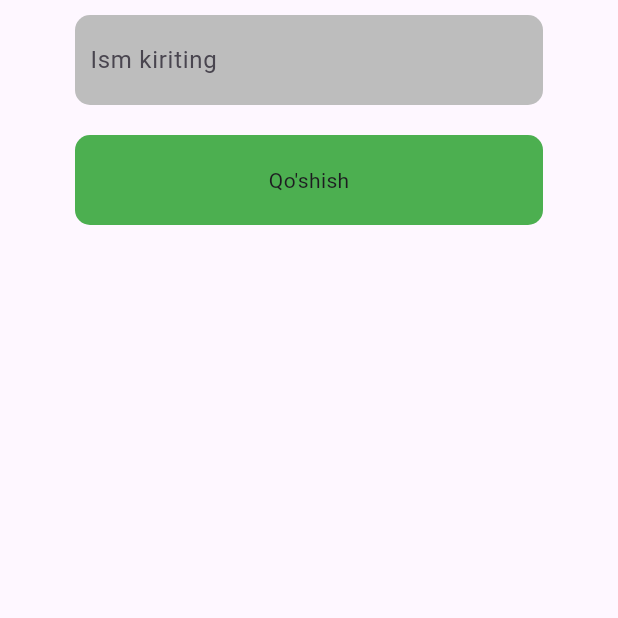
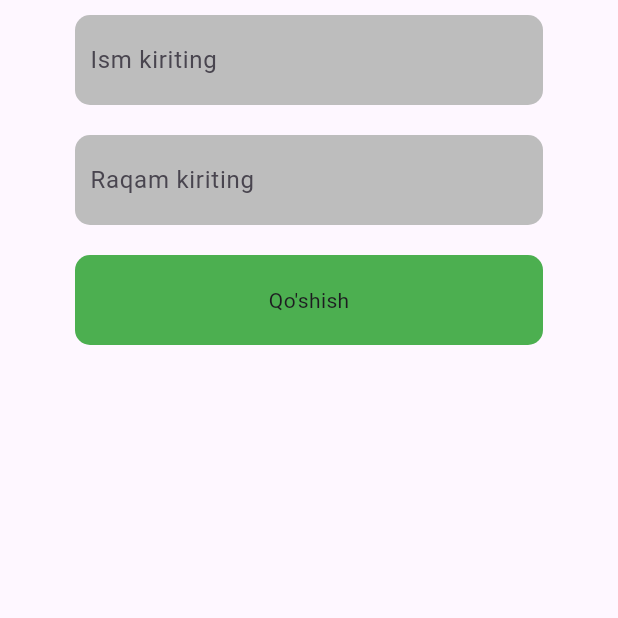
Before and after one commit to saidumarrahmonov6/listdan_malumot_oqish, a Flutter app: the screen it shows after launch, after a tap on the "add" icon, on a phone screen of 412 x 824 dp, the top half of it. Run offline on Flutter 3.47's test engine with Material 3 defaults, Android fonts, the phone set to English and light mode, and no system bars.

Commit message:
Yangilanish 2.2

```diff
--- a/lib/main.dart
+++ b/lib/main.dart
@@ -13,7 +13,8 @@ void main() {
 class MyApp extends StatefulWidget {
   final oquvchilarList;
   final ranglar;
-  const MyApp({super.key, this.oquvchilarList, this.ranglar,});
+  final raqam;
+  const MyApp({super.key, this.oquvchilarList, this.ranglar, this.raqam,});
 
   @override
   State<MyApp> createState() => _MyAppState();
@@ -21,20 +22,23 @@ class MyApp extends StatefulWidget {
 
 class _MyAppState extends State<MyApp> {
   TextEditingController edited = TextEditingController();
+  TextEditingController edited_number = TextEditingController();
   List<String> oquvchilar=[
-    "Alisher","Abror", "Nurmuhammad"
+    "Alisher"
   ];
   List<Color> ranglar = [
-    Colors.black,
-    Colors.black,
-    Colors.black,
+    Colors.black
+  ];
+  List<String> raqamlar = [
+    "901231212"
   ];
   @override
   void initState() {
     super.initState();
-    if(widget.oquvchilarList != null && widget.ranglar != null){
+    if(widget.oquvchilarList != null && widget.ranglar != null && widget.raqam != null){
       ranglar = widget.ranglar;
       oquvchilar = widget.oquvchilarList;
+      raqamlar = widget.raqam;
     }
   }
   @override
@@ -43,30 +47,19 @@ class _MyAppState extends State<MyApp> {
       body: ListView.builder(
         itemCount: oquvchilar.length,
         itemBuilder: (BuildContext context, int index) {
-          return Block(oquvchilar[index].length, index,);
-        },
-      ),
-      floatingActionButton: FloatingActionButton(
-        onPressed: (){
-          Navigator.push(context, MaterialPageRoute(builder: (_)=>AddApp(oquvchilar: oquvchilar, ranglar: ranglar,)));
-        },
-        child: Icon(Icons.add),
-      ),
-    );
-  }
-  Block(uzunligi, index ){
-    if(uzunligi < 8){
           return Container(
             margin: EdgeInsets.all(10),
             alignment: Alignment.center,
             width: 100,
-        height: 80,
+            height: 100,
             decoration: BoxDecoration(
                 color: Colors.blue, borderRadius: BorderRadius.circular(15)),
             child: Row(
+              mainAxisAlignment: MainAxisAlignment.spaceBetween,
               children: [
-            SizedBox(width: 20,),
-            IconButton(
+                Padding(
+                  padding: const EdgeInsets.only(left: 10),
+                  child: IconButton(
                     onPressed: (){
                       setState(() {
                         if(ranglar[index] == Colors.black){
@@ -78,6 +71,9 @@ class _MyAppState extends State<MyApp> {
                     },
                     icon: Icon(Icons.star, size: 50, color: ranglar[index],),
                   ),
+                ),
+                Column(
+                  children: [
                     Expanded(
                       child: Text(
                         oquvchilar[index],
@@ -88,6 +84,22 @@ class _MyAppState extends State<MyApp> {
                             fontWeight: FontWeight.bold),
                       ),
                     ),
+                    Expanded(
+                      child: Text(
+                        raqamlar[index],
+                        textAlign: TextAlign.center,
+                        style: TextStyle(
+                            color: Colors.white,
+                            fontSize: 35,
+                            fontWeight: FontWeight.bold),
+                      ),
+                    ),
+                  ],
+                ),
+                Padding(
+                  padding: const EdgeInsets.only(right: 20),
+                  child: Row(
+                    children: [
                       InkWell(
                           onTap: (){
                             setState(() {
@@ -96,6 +108,8 @@ class _MyAppState extends State<MyApp> {
                                 actions: [
                                   TextButton(onPressed: (){
                                     oquvchilar.removeAt(index);
+                                    raqamlar.removeAt(index);
+                                    ranglar.removeAt(index);
                                     ScaffoldMessenger.of(context).showSnackBar(SnackBar(content: Text("Muvafaqiyatli o'chirildi")));
                                     Navigator.pop(context);
                                     setState(() {});
@@ -108,11 +122,12 @@ class _MyAppState extends State<MyApp> {
                             });
                           },
                           child: Icon(Icons.delete, size: 40,)),
-            SizedBox(width: 10,),
+                      SizedBox(width: 20,),
                       InkWell(
                           onTap: (){
                             setState(() {
                               edited = TextEditingController(text: oquvchilar[index]);
+                              edited_number = TextEditingController(text: raqamlar[index]);
                               showDialog(context: context, builder: (_)=> AlertDialog(
                                 title: Text("O'zgartirish"),
                                 actions: [
@@ -124,12 +139,23 @@ class _MyAppState extends State<MyApp> {
                                     ),
                                   ),
                                   SizedBox(height: 10,),
+                                  TextField(
+                                    controller: edited_number,
+                                    textAlign: TextAlign.center,
+                                    decoration: InputDecoration(
+                                      border: OutlineInputBorder(),
+                                    ),
+                                  ),
+                                  SizedBox(height: 10,),
                                   InkWell(
                                     onTap: (){
                                       setState(() {
+                                        if((int.parse(edited_number.text).toString().length == 9 || int.parse(edited_number.text).toString().length == 9) &&edited.text.length >= 3 && edited_number.text.length == 9 || edited_number.text.length == 13){
                                         oquvchilar[index] = edited.text;
+                                        raqamlar[index] = edited_number.text;
                                         Navigator.pop(context);
                                         edited.clear();
+                                        edited_number.clear();}
                                       });
                                     },
                                     child: Center(
@@ -150,119 +176,20 @@ class _MyAppState extends State<MyApp> {
                             });
                           },
                           child: Icon(Icons.edit, size: 40,)),
-            SizedBox(width: 20,)
                     ],
                   ),
-      );
-    } else{
-      return Container(
-        margin: EdgeInsets.all(10),
-        alignment: Alignment.center,
-        width: 100,
-        height: 110,
-        decoration: BoxDecoration(
-            color: Colors.blue, borderRadius: BorderRadius.circular(15)),
-        child: Column(
-          children: [
-            Expanded(
-              child: Text(
-                oquvchilar[index],
-                textAlign: TextAlign.center,
-                style: TextStyle(
-                    color: Colors.white,
-                    fontSize: 35,
-                    fontWeight: FontWeight.bold),
-              ),
-            ),
-            Row(
-              children: [
-                IconButton(
-                  onPressed: (){
-                    setState(() {
-                      if(ranglar[index] == Colors.black){
-                        ranglar[index] = Colors.yellow;
-                      } else if(ranglar[index] == Colors.yellow){
-                        ranglar[index] = Colors.black;
-                      }
-                    });
-                  },
-                  icon: Icon(Icons.star, size: 50, color: ranglar[index],),
-                ),
-                Expanded(
-                  child: Row(
-                    mainAxisAlignment: MainAxisAlignment.end,
-                    children: [
-                      InkWell(
-                          onTap: (){
-                            setState(() {
-                              showDialog(context: context, builder: (_)=>AlertDialog(
-                                title: Text("Rostdan ham o'chirasizmi"),
-                                actions: [
-                                  TextButton(onPressed: (){
-                                    oquvchilar.removeAt(index);
-                                    ScaffoldMessenger.of(context).showSnackBar(SnackBar(content: Text("Muvafaqiyatli o'chirildi")));
-                                    Navigator.pop(context);
-                                    setState(() {});
-                                  }, child: Text("Ha")),
-                                  TextButton(onPressed: (){
-                                    Navigator.pop(context);
-                                  }, child: Text("Yo'q"))
-                                ],
-                              ));
-                            });
-                          },
-                          child: Icon(Icons.delete, size: 40,)),
-                      SizedBox(width: 10,),
-                      InkWell(
-                          onTap: (){
-                            setState(() {
-                              edited = TextEditingController(text: oquvchilar[index]);
-                              showDialog(context: context, builder: (_)=> AlertDialog(
-                                title: Text("O'zgartirish"),
-                                actions: [
-                                  TextField(
-                                    controller: edited,
-                                    textAlign: TextAlign.center,
-                                    decoration: InputDecoration(
-                                      border: OutlineInputBorder(),
-                                    ),
-                                  ),
-                                  SizedBox(height: 10,),
-                                  InkWell(
-                                    onTap: (){
-                                      setState(() {
-                                        oquvchilar[index] = edited.text;
-                                        Navigator.pop(context);
-                                        edited.clear();
-                                      });
-                                    },
-                                    child: Center(
-                                      child: Container(
-                                        decoration: BoxDecoration(
-                                            color: Colors.green,
-                                            borderRadius: BorderRadius.circular(15)
-                                        ),
-                                        width: 300,
-                                        height: 60,
-                                        alignment: Alignment.center,
-                                        child: Text("Saqlash", style: TextStyle(color: Colors.white, fontWeight: FontWeight.bold, fontSize: 25),),
-                                      ),
-                                    ),
-                                  )
-                                ],
-                              ));
-                            });
-                          },
-                          child: Icon(Icons.edit, size: 40,)),
-                      SizedBox(width: 20,)
-                    ],
-                  ),
-                )
-              ],
                 ),
               ],
             ),
           );
+        },
+      ),
+      floatingActionButton: FloatingActionButton(
+        onPressed: (){
+          Navigator.push(context, MaterialPageRoute(builder: (_)=>AddApp(oquvchilar: oquvchilar, ranglar: ranglar,raqamlar: raqamlar,)));
+        },
+        child: Icon(Icons.add),
+      ),
+    );
   }
 }
-}
--- a/lib/qoshish.dart
+++ b/lib/qoshish.dart
@@ -4,7 +4,8 @@ import 'package:list_view_1/main.dart';
 class AddApp extends StatefulWidget {
   final oquvchilar;
   final ranglar;
-  const AddApp({super.key, required this.oquvchilar,required this.ranglar});
+  final raqamlar;
+  const AddApp({super.key, required this.oquvchilar,required this.ranglar, this.raqamlar});
 
   @override
   State<AddApp> createState() => _AddAppState();
@@ -12,6 +13,7 @@ class AddApp extends StatefulWidget {
 
 class _AddAppState extends State<AddApp> {
   TextEditingController ismtxt = TextEditingController();
+  TextEditingController raqamtxt = TextEditingController();
   @override
   Widget build(BuildContext context) {
     return Scaffold(
@@ -33,16 +35,40 @@ class _AddAppState extends State<AddApp> {
                   hintText: "Ism kiriting",
                   border: InputBorder.none
                 ),
-              )
+              ),
+          ),
+          Container(
+            padding: EdgeInsets.only(left: 10, right: 10),
+            margin: EdgeInsets.symmetric(vertical: 10, horizontal: 50),
+            width: MediaQuery.of(context).size.width,
+            height: 60,
+            alignment: Alignment.center,
+            decoration: BoxDecoration(
+                color: Colors.grey[400],
+                borderRadius: BorderRadius.circular(10)
+            ),
+            child: TextField(
+              controller: raqamtxt,
+              decoration: InputDecoration(
+                  hintText: "Raqam kiriting",
+                  border: InputBorder.none
+              ),
+            ),
           ),
           InkWell(
             onTap: (){
-              if(ismtxt.text.length >= 3){
+              print(raqamtxt);
+              print(ismtxt);
+              if(ismtxt.text.length >= 3 && raqamtxt.text.length == 9 || raqamtxt.text.length == 13){
+                print("Hammasi tog'ri");
                 List<String> oquv = widget.oquvchilar;
                 oquv.add(katta(ismtxt.text));
                 List<Color> rang = widget.ranglar;
                 rang.add(Colors.black);
-                Navigator.push(context, MaterialPageRoute(builder: (_)=>MyApp(oquvchilarList: oquv, ranglar: rang,)));
+                List<String> raqamlar = widget.raqamlar;
+                raqamlar.add(raqamtxt.text.toString());
+                print(raqamlar);
+                Navigator.push(context, MaterialPageRoute(builder: (_)=>MyApp(oquvchilarList: oquv, ranglar: rang, raqam: raqamlar,)));
               }
             },
             child: Container(
```
Lines whose indentation alone changed are shown as unchanged.
